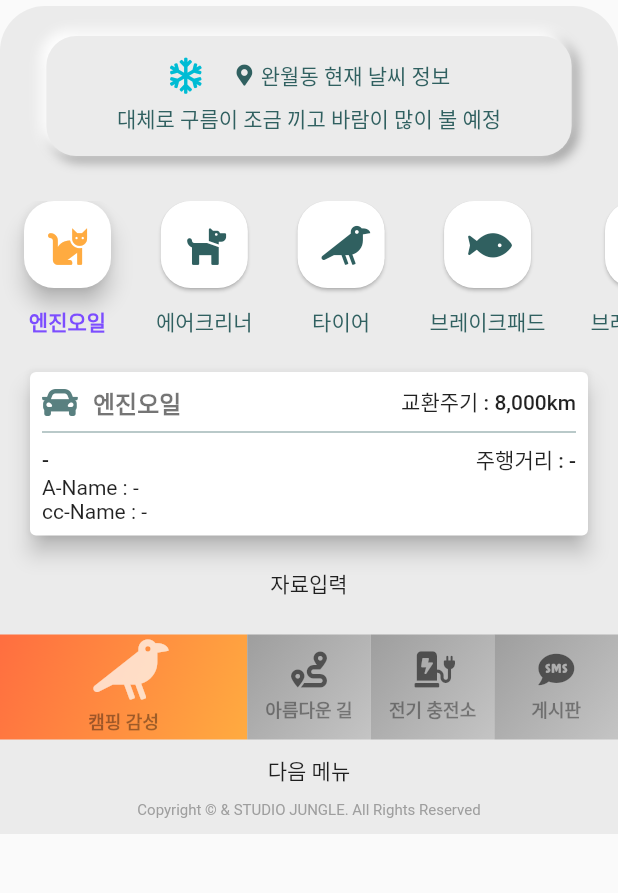
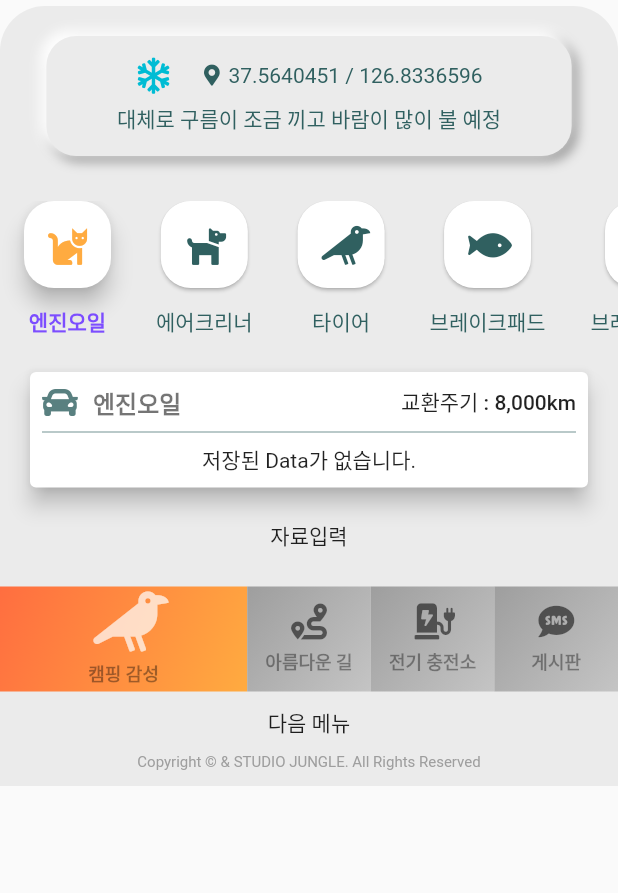
Before and after one commit to geojun01/CarMoa, a Flutter app: the screen it shows after launch, on a phone screen of 412 x 824 dp, the part 111-1004 px from its top. Run offline on Flutter 3.47's test engine with Material 2 defaults, Android fonts, the phone set to English and light mode, and no system bars; our stand-ins replace font_awesome_flutter, geolocator, permission_handler, shared_preferences, simple_animations, sqflite; missing offline and left inert: app_settings, sa_multi_tween; accounts and stored records are empty.

Commit message:
날씨 작업중

```diff
--- a/lib/activity/car_icon_menu.dart
+++ b/lib/activity/car_icon_menu.dart
@@ -126,7 +126,7 @@ class CarIconMenu extends StatelessWidget {
                   if (!menuOpen) {
                     menu.menuSelect(3);
                     Future.delayed(
-                      Duration(milliseconds: 100),
+                      Duration(milliseconds: 300),
                       () => {
                         Navigator.of(context).push(PageRouteBuilder(
                           pageBuilder: (context, animation, animationTime) =>
@@ -190,7 +190,7 @@ class CarIconMenu extends StatelessWidget {
                   if (!menuOpen) {
                     menu.menuSelect(4);
                     Future.delayed(
-                      Duration(milliseconds: 100),
+                      Duration(milliseconds: 300),
                       () => {
                         Navigator.of(context).push(PageRouteBuilder(
                           pageBuilder: (context, animation, animationTime) =>
--- a/lib/activity/car_info_view.dart
+++ b/lib/activity/car_info_view.dart
@@ -46,13 +46,13 @@ Container carInfoView(BuildContext context) {
             FutureBuilder(
               future: db.loadData(),
               builder: (context, snap) {
+                if (snap.hasData) {
                   itemView.listAdd(snap.data);
                   final List<CarModel> _item = snap.data;
-
-                if (!snap.hasData) {
-                  return Container();
-                } else if (snap.hasData) {
+                  if (_item.length > 0) {
                     return Column(
+                      mainAxisAlignment: MainAxisAlignment.start,
+                      crossAxisAlignment: CrossAxisAlignment.start,
                       children: [
                         Row(
                           children: [
@@ -65,16 +65,21 @@ Container carInfoView(BuildContext context) {
                                 style: mainFont)
                           ],
                         ),
-                    ],
-                  );
-                }
-                return CircularProgressIndicator();
-              },
-            ),
                         Text(
                             'A-Name : ${itemView.getIndex() > 0 ? itemView.getNameLast() : '-'}'),
                         Text(
                             'cc-Name : ${itemView.getIndex() > 0 ? itemView.getIdLast() : '-'}'),
+                      ],
+                    );
+                  }
+                }
+                return Center(
+                  child: Container(
+                    child: Text('저장된 Data가 없습니다.'),
+                  ),
+                );
+              },
+            ),
           ],
         ),
       ),
--- a/lib/activity/carmoa_home.dart
+++ b/lib/activity/carmoa_home.dart
@@ -48,7 +48,7 @@ class _MoaHomeState extends State<MoaHome> {
                           Navigator.push(
                             context,
                             PageRouteBuilder(
-                                transitionDuration: Duration(milliseconds: 300),
+                                transitionDuration: Duration(milliseconds: 500),
                                 transitionsBuilder:
                                     (context, animation, animationTime, child) {
                                   return ScaleTransition(
@@ -131,6 +131,7 @@ class _MoaHomeState extends State<MoaHome> {
                       FlatButton(
                         onPressed: () {
                           // 데이터 저장 버튼
+                          print('인덱스 : ${v.getIndex()}');
                           db.saveData(v.getIndex());
                           v.itemAdd(new CarModel(
                               id: v.getIndex(),
--- a/lib/activity/weather.dart
+++ b/lib/activity/weather.dart
@@ -1,15 +1,22 @@
 import 'package:carmoa/config/config_style.dart';
+import 'package:carmoa/config/provider/location.dart';
+import 'package:carmoa/data/weather_data.dart';
 import 'package:flutter/material.dart';
 import 'package:font_awesome_flutter/font_awesome_flutter.dart';
+import 'package:geolocator/geolocator.dart';
+import 'package:permission_handler/permission_handler.dart';
+import 'package:provider/provider.dart';
+import 'package:shared_preferences/shared_preferences.dart';
 
 Widget buildTopWeather(BuildContext context) {
-  var w = MediaQuery.of(context).size.width;
+  final position = Provider.of<Location>(context, listen: false);
+
+  final w = MediaQuery.of(context).size.width;
 
   return Container(
     width: w * 0.85,
     height: 80,
     decoration: BoxDecoration(
-      // color: Color(0xFFF4EFF6),
       color: Color.fromRGBO(235, 235, 235, 1),
       borderRadius: BorderRadius.all(Radius.circular(20)),
       boxShadow: [
@@ -25,7 +32,15 @@ Widget buildTopWeather(BuildContext context) {
             spreadRadius: 1),
       ],
     ),
-    child: Column(
+
+    child: FutureBuilder(
+        future: loadPreference(context),
+        builder: (builder, snap) {
+          if (snap.hasData) {
+            String data = snap.data;
+            var location = data.split(',');
+
+            return Column(
               mainAxisAlignment: MainAxisAlignment.center,
               children: [
                 Row(
@@ -40,7 +55,7 @@ Widget buildTopWeather(BuildContext context) {
                     ),
                     SizedBox(width: 4),
                     Text(
-              '완월동 현재 날씨 정보',
+                      '${position.getLat() != null ? position.getLat() : location[0]} / ${position.getLon() != null ? position.getLon() : location[1]}',
                       style: TextStyle(
                           fontSize: 14, color: Theme.of(context).primaryColor),
                     )
@@ -51,6 +66,93 @@ Widget buildTopWeather(BuildContext context) {
                     style: TextStyle(
                         fontSize: 14, color: Theme.of(context).primaryColor))
               ],
-    ),
             );
           }
+          return Container();
+        }),
+
+    // child: FutureBuilder(
+    //     future: getLocation(),
+    //     builder: (builder, snap) {
+    //       if (snap.hasData) {
+    //         WeatherData weatherData = snap.data;
+    //         return Column(
+    //           mainAxisAlignment: MainAxisAlignment.center,
+    //           children: [
+    //             Row(
+    //               mainAxisAlignment: MainAxisAlignment.center,
+    //               children: [
+    //                 Icon(weatherIcons[10], color: Colors.cyan),
+    //                 SizedBox(width: 20),
+    //                 Icon(
+    //                   FontAwesomeIcons.mapMarkerAlt,
+    //                   color: Theme
+    //                       .of(context)
+    //                       .primaryColor,
+    //                   size: 14,
+    //                 ),
+    //                 SizedBox(width: 4),
+    //                 Text(
+    //                   '${weatherData.lat} / ${weatherData.lon}',
+    //                   style: TextStyle(
+    //                       fontSize: 14, color: Theme
+    //                       .of(context)
+    //                       .primaryColor),
+    //                 )
+    //               ],
+    //             ),
+    //             SizedBox(height: 6),
+    //             Text('대체로 구름이 조금 끼고 바람이 많이 불 예정',
+    //                 style: TextStyle(
+    //                     fontSize: 14, color: Theme
+    //                     .of(context)
+    //                     .primaryColor))
+    //           ],
+    //         );
+    //       }
+    //       return Container();
+    //     }),
+  );
+}
+
+Future<String> loadPreference(BuildContext context) async {
+  final position = Provider.of<Location>(context, listen: false);
+
+  SharedPreferences preferences = await SharedPreferences.getInstance();
+  String item = preferences.getString('location') ?? '37.5640451,126.8336596';
+  var data = item.split(',');
+  position.setLocation(double.parse(data[0]), double.parse(data[1]));
+
+  return item;
+}
+
+Future<void> savePreference(String location) async {
+  SharedPreferences preferences = await SharedPreferences.getInstance();
+  preferences.setString('location', location);
+}
+
+Future<WeatherData> getLocation() async {
+  var location = await Permission.location.status;
+  WeatherData weatherData = new WeatherData();
+
+  if (!location.isGranted) {
+    await Permission.location.request();
+  }
+
+  if (location.isGranted) {
+    // var isGpsEnabled = await Geolocator.isLocationServiceEnabled();
+    // locationCheck.setPosition(true);
+
+    var location = await Geolocator.getCurrentPosition(
+        desiredAccuracy: LocationAccuracy.low);
+    print('위치정보 : $location');
+    weatherData.lon = location.latitude;
+    weatherData.lat = location.longitude;
+    return weatherData;
+  } else {
+    weatherData.lon = 126.8336596;
+    weatherData.lat = 37.5640451;
+    print('위치정보 확인 않됨');
+    return weatherData;
+  }
+}
--- a/pubspec.yaml
+++ b/pubspec.yaml
@@ -33,6 +33,10 @@ dependencies:
   shared_preferences: ^0.5.3+2
   sa_multi_tween: ^1.1.3
   simple_animations: ^2.3.1
+#  위치정보
+  geolocator: ^6.1.13
+  permission_handler: ^5.0.1+1
+  app_settings: ^4.0.4
   #  flutter_slidable: ^0.5.7
 
 dev_dependencies:
```
Also changed, not shown: lib/activity/board/board_home.dart (+1 -13 lines), lib/config/permission/request_permission.dart (added, +54 -0 lines), lib/config/provider/location.dart (added, +16 -0 lines), lib/data/weather_data.dart (added, +13 -0 lines), lib/main.dart (+8 -1 lines), pubspec.lock, 2 other files. Lines whose indentation alone changed are shown as unchanged.
